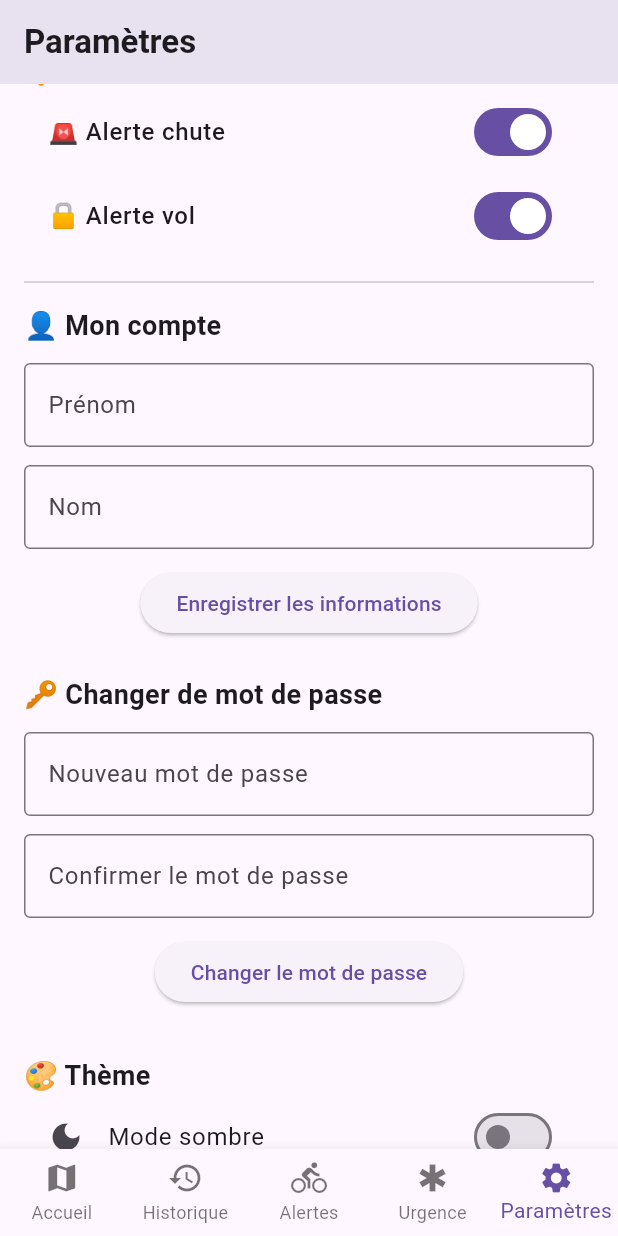
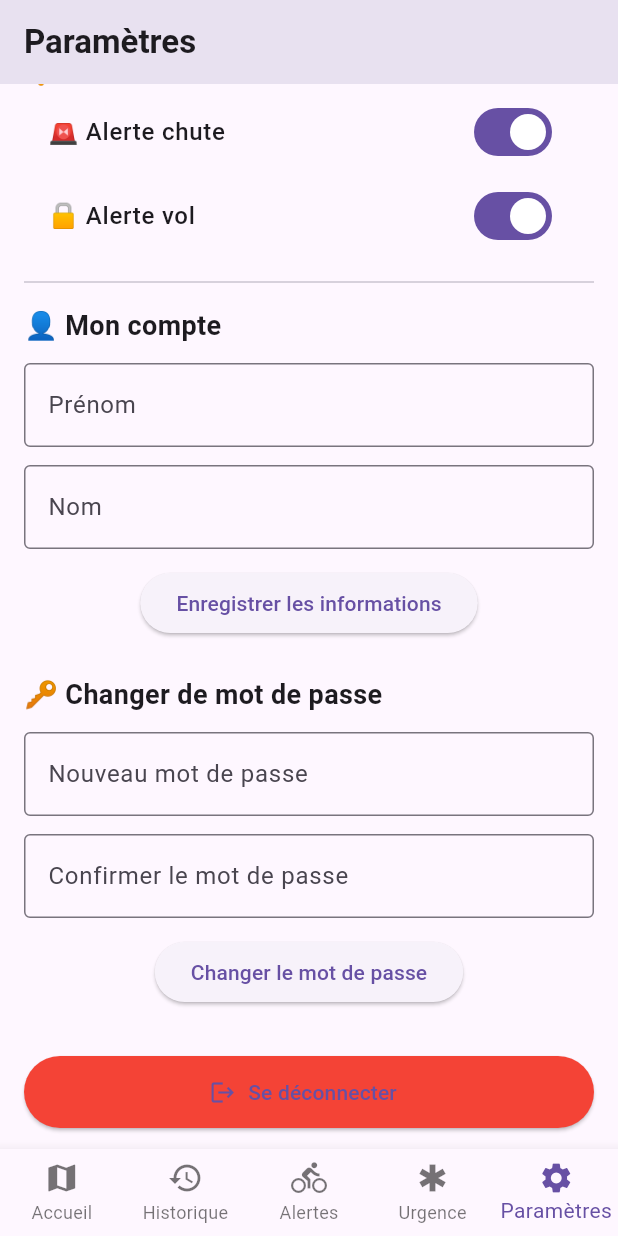
Before and after one commit to gaesty/BikeTrack, a Flutter app: the screen it shows once a user with an empty profile is signed in, item 5 of the bottom bar chosen, scrolled down 576 dp, on a phone screen of 412 x 824 dp. Run offline on Flutter 3.47's test engine with Material 3 defaults, Android fonts, the phone set to English and light mode, and no system bars; our stand-ins replace flutter_local_notifications, flutter_map, latlong2, shared_preferences, supabase_flutter, timezone; missing offline and left inert: bcrypt; accounts and stored records are empty.

Commit message:
Changes backup

```diff
--- a/lib/main.dart
+++ b/lib/main.dart
@@ -8,24 +8,21 @@ import 'package:biketrack/ui/screens/alerts_screen.dart';
 import 'package:biketrack/ui/screens/settings_screen.dart';
 import 'package:biketrack/ui/screens/safety_screen.dart';
 import 'package:biketrack/ui/screens/login_screen.dart';
-import 'package:biketrack/theme_notifier.dart';
 
 Future<void> main() async {
   WidgetsFlutterBinding.ensureInitialized();
   await initializeDateFormatting('fr_FR', null);
+
   await Supabase.initialize(
     url: 'https://oynnjhnjyeogltujthcy.supabase.co',
     anonKey: 'eyJhbGciOiJIUzI1NiIsInR5cCI6IkpXVCJ9.eyJpc3MiOiJzdXBhYmFzZSIsInJlZiI6Im95bm5qaG5qeWVvZ2x0dWp0aGN5Iiwicm9sZSI6ImFub24iLCJpYXQiOjE3NTAzMzIwNTgsImV4cCI6MjA2NTkwODA1OH0.eP28KmebtF0AmUdkUcnzLuRhl4uMnkYJfIaHZ4nHFl4',
   );
 
-  final themeNotifier = await ThemeNotifier.create();
-
-  runApp(MyApp(themeNotifier: themeNotifier));
+  runApp(const MyApp());
 }
 
 class MyApp extends StatefulWidget {
-  final ThemeNotifier themeNotifier;
-  const MyApp({super.key, required this.themeNotifier});
+  const MyApp({super.key});
 
   @override
   State<MyApp> createState() => _MyAppState();
@@ -66,25 +63,19 @@ class _MyAppState extends State<MyApp> {
       );
     }
 
-    return ValueListenableBuilder<ThemeMode>(
-      valueListenable: widget.themeNotifier,
-      builder: (context, themeMode, _) {
-        return MaterialApp(
-          title: 'BikeTrack',
-          theme: ThemeData(primarySwatch: Colors.blue),
-          darkTheme: ThemeData.dark(),
-          themeMode: themeMode,
-          debugShowCheckedModeBanner: false,
-          home: _loggedIn ? MainScreen(themeNotifier: widget.themeNotifier) : LoginPage(themeNotifier: widget.themeNotifier),
-        );
-      },
+    return MaterialApp(
+      title: 'BikeTrack',
+      theme: ThemeData(primarySwatch: Colors.blue),
+      darkTheme: ThemeData.light(),
+      themeMode: ThemeMode.system,
+      debugShowCheckedModeBanner: false,
+      home: _loggedIn ? const MainScreen() : const LoginPage(),
     );
   }
 }
 
 class MainScreen extends StatefulWidget {
-  final ThemeNotifier themeNotifier;
-  const MainScreen({super.key, required this.themeNotifier});
+  const MainScreen({super.key});
 
   @override
   State<MainScreen> createState() => _MainScreenState();
@@ -98,7 +89,7 @@ class _MainScreenState extends State<MainScreen> {
     const HistoryScreen(),
     const AlertsScreen(),
     const SafetyScreen(),
-    SettingsScreen(themeNotifier: widget.themeNotifier),
+    const SettingsScreen(),
   ];
 
 
--- a/lib/theme_notifier.dart
+++ /dev/null
@@ -1,19 +0,0 @@
-import 'package:flutter/material.dart';
-import 'package:shared_preferences/shared_preferences.dart';
-
-class ThemeNotifier extends ValueNotifier<ThemeMode> {
-  ThemeNotifier(super.value);
-
-  static Future<ThemeNotifier> create() async {
-    final prefs = await SharedPreferences.getInstance();
-    final isDark = prefs.getBool('isDarkMode') ?? false;
-    return ThemeNotifier(isDark ? ThemeMode.dark : ThemeMode.light);
-  }
-
-  Future<void> setDarkMode(bool isDark) async {
-    final prefs = await SharedPreferences.getInstance();
-    await prefs.setBool('isDarkMode', isDark);
-    value = isDark ? ThemeMode.dark : ThemeMode.light;
-    notifyListeners();
-  }
-}
--- a/lib/ui/screens/login_screen.dart
+++ b/lib/ui/screens/login_screen.dart
@@ -3,11 +3,9 @@ import 'package:supabase_flutter/supabase_flutter.dart';
 import 'signup_screen.dart';  // Updated path since they're in the same folder
 import '../../main.dart';
 import '../../services/password_service.dart';
-import 'package:biketrack/theme_notifier.dart';
 
 class LoginPage extends StatefulWidget {
-  final ThemeNotifier? themeNotifier;
-  const LoginPage({super.key, this.themeNotifier});
+  const LoginPage({super.key});
 
   @override
   State<LoginPage> createState() => _LoginPageState();
@@ -72,7 +70,7 @@ class _LoginPageState extends State<LoginPage> {
 
         if (mounted) {
           Navigator.of(context).pushAndRemoveUntil(
-            MaterialPageRoute(builder: (context) => MainScreen(themeNotifier: widget.themeNotifier!)),
+            MaterialPageRoute(builder: (context) => const MainScreen()),
             (route) => false,
           );
         }
--- a/lib/ui/screens/settings_screen.dart
+++ b/lib/ui/screens/settings_screen.dart
@@ -1,11 +1,9 @@
 import 'package:flutter/material.dart';
 import 'package:shared_preferences/shared_preferences.dart';
 import 'package:supabase_flutter/supabase_flutter.dart';
-import 'package:biketrack/theme_notifier.dart';
 
 class SettingsScreen extends StatefulWidget {
-  final ThemeNotifier? themeNotifier;
-  const SettingsScreen({super.key, this.themeNotifier});
+  const SettingsScreen({super.key});
 
   @override
   State<SettingsScreen> createState() => _SettingsScreenState();
@@ -31,9 +29,6 @@ class _SettingsScreenState extends State<SettingsScreen> {
   final TextEditingController passwordController = TextEditingController();
   final TextEditingController confirmPasswordController = TextEditingController();
 
-  // Dark mode
-  bool isDarkMode = false;
-
   final supabase = Supabase.instance.client;
 
   @override
@@ -41,7 +36,6 @@ class _SettingsScreenState extends State<SettingsScreen> {
     super.initState();
     _loadSettings();
     _loadUserData();
-    _loadDarkMode();
   }
 
   @override
@@ -80,13 +74,6 @@ class _SettingsScreenState extends State<SettingsScreen> {
         isLoading = false;
       });
     }
-  }
-
-  Future<void> _loadDarkMode() async {
-    final prefs = await SharedPreferences.getInstance();
-    setState(() {
-      isDarkMode = prefs.getBool('isDarkMode') ?? false;
-    });
   }
 
   Future<void> _saveUserInfo() async {
@@ -180,15 +167,6 @@ class _SettingsScreenState extends State<SettingsScreen> {
         ),
       );
     }
-  }
-
-  Future<void> _saveDarkMode(bool value) async {
-    final prefs = await SharedPreferences.getInstance();
-    await prefs.setBool('isDarkMode', value);
-    setState(() {
-      isDarkMode = value;
-    });
-    widget.themeNotifier?.setDarkMode(value);
   }
 
   Widget _buildSliderCard({
@@ -408,20 +386,6 @@ class _SettingsScreenState extends State<SettingsScreen> {
 
             const SizedBox(height: 32),
 
-            // Thème
-            Align(
-              alignment: Alignment.centerLeft,
-              child: Text('🎨 Thème', style: TextStyle(fontSize: 18, fontWeight: FontWeight.bold)),
-            ),
-            SwitchListTile(
-              title: const Text('Mode sombre'),
-              value: isDarkMode,
-              onChanged: (v) => _saveDarkMode(v),
-              secondary: const Icon(Icons.dark_mode),
-            ),
-
-            const SizedBox(height: 32),
-
             // Déconnexion
             ElevatedButton.icon(
               icon: const Icon(Icons.logout),
```
Also changed, not shown: lib/ui/screens/alerts_screen.dart (+6 -82 lines).
